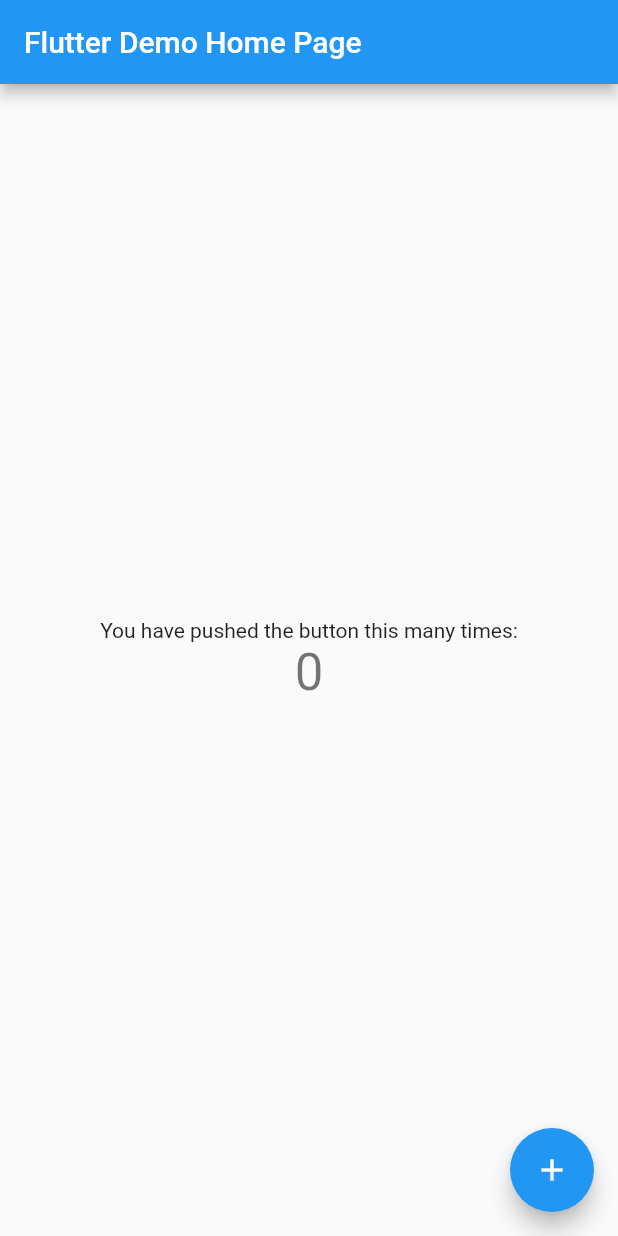
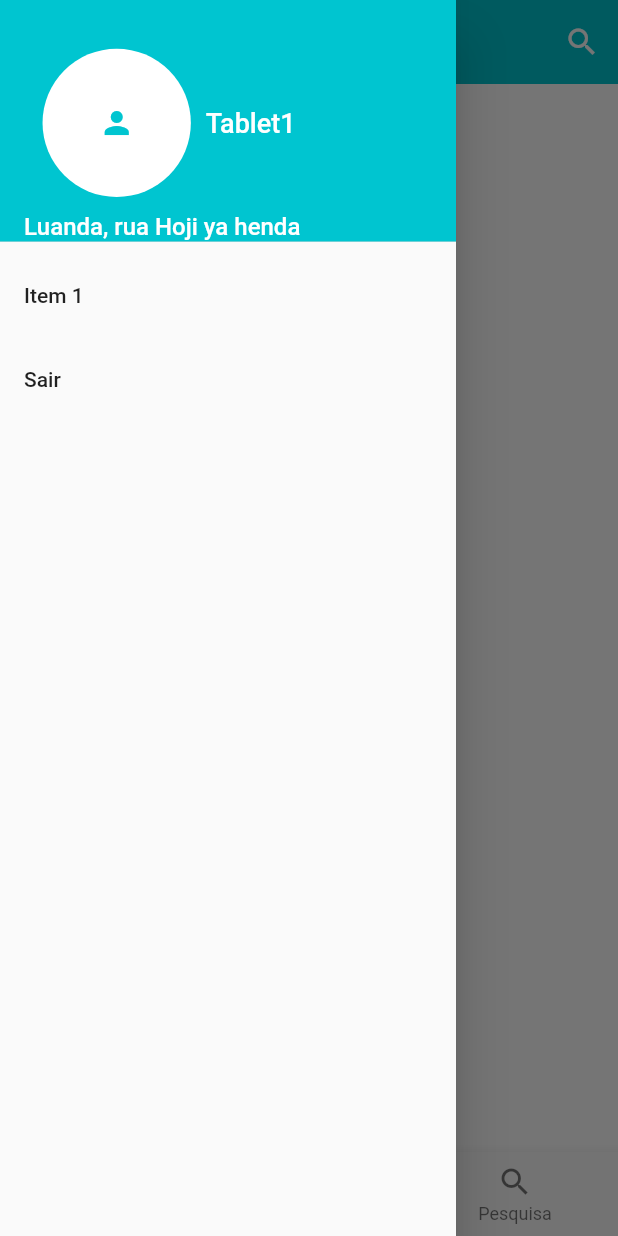
Before and after one commit to BetoHack64/inventario, a Flutter app: the screen it shows after launch, with the side drawer open (before the commit the screen has no drawer), on a phone screen of 412 x 824 dp. Run offline on Flutter 3.47's test engine with Material 2 defaults, Android fonts, the phone set to English and light mode, and no system bars; our stand-ins replace get; Roboto replaces fonts that are missing (Bradon).

Commit message:
tela home

```diff
--- /dev/null
+++ b/inventory/lib/controller.dart
@@ -0,0 +1,10 @@
+import 'package:flutter/material.dart';
+import 'package:get/get.dart';
+
+class Controller extends GetxController {
+
+  late TabController tabController;
+
+  RxInt currentBottomIndex = 0.obs;
+
+}
--- /dev/null
+++ b/inventory/lib/home/homeDrawerScreen.dart
@@ -0,0 +1,102 @@
+import 'package:flutter/material.dart';
+import 'package:get/get.dart';
+import 'package:inventory/home/homeScreen.dart';
+
+class HomeDrawer extends StatelessWidget {
+  const HomeDrawer({Key? key, required this.title}) : super(key: key);
+
+  final String title;
+
+  @override
+  Widget build(BuildContext context) {
+    return Scaffold(
+      appBar:  AppBar(
+        backgroundColor: const Color(0xff00c5d0),
+        actions: [
+          IconButton(
+              onPressed: () {
+              },
+              icon: Icon(
+                Icons.search,
+                color: Colors.white,
+              ))
+        ],
+        elevation: 0,
+        title: Row(
+          crossAxisAlignment: CrossAxisAlignment.start,
+          children: [
+            Text( title,style: TextStyle(fontFamily:"Bradon"),),
+          ],
+        ),
+      ),
+      body: Home(),
+      drawer: Drawer(
+        // Add a ListView to the drawer. This ensures the user can scroll
+        // through the options in the drawer if there isn't enough vertical
+        // space to fit everything.
+        child: ListView(
+          // Important: Remove any padding from the ListView.
+          padding: EdgeInsets.zero,
+          children: [
+             DrawerHeader(
+              decoration: BoxDecoration(
+                color: const Color(0xff00c5d0),
+              ),
+              child: Column(
+                crossAxisAlignment: CrossAxisAlignment.start,
+                children: <Widget>[
+                  Padding(
+                    padding:
+                    EdgeInsets.only(top: Get.height * .02, left: Get.width * .03),
+                    child: Row(
+                      crossAxisAlignment: CrossAxisAlignment.center,
+                      children: [
+                        Column(
+                          children: [
+                            CircleAvatar(
+                              child: Icon(
+                                Icons.person,
+                                color: const Color(0xff00c5d0),
+                              ),
+                              backgroundColor: Colors.white,
+                              radius: Get.height * 0.06,
+                            ),
+                          ],
+                        ),
+                        SizedBox(width: 10,),
+                        Text("Tablet1",style: TextStyle(fontFamily:"Bradon",color: Colors.white,fontSize: 18))
+
+                      ],
+                    ),
+                  ),
+                  SizedBox(height: 10,),
+                  Column( crossAxisAlignment: CrossAxisAlignment.start,
+                    children: [
+                      Text("Luanda, rua Hoji ya henda",style: TextStyle(fontFamily:"Bradon",color: Colors.white,fontSize: 16)),
+                      ],)
+                ],)
+            ),
+            ListTile(
+              title: const Text('Item 1'),
+              onTap: () {
+                // Update the state of the app
+                // ...
+                // Then close the drawer
+                Navigator.pop(context);
+              },
+            ),
+            ListTile(
+              title: const Text('Sair'),
+              onTap: () {
+                // Update the state of the app
+                // ...
+                // Then close the drawer
+                Navigator.pop(context);
+              },
+            ),
+          ],
+        ),
+      ),
+    );
+  }
+}
--- /dev/null
+++ b/inventory/lib/home/homeScreen.dart
@@ -0,0 +1,74 @@
+import 'package:flutter/cupertino.dart';
+import 'package:flutter/material.dart';
+import 'package:inventory/main.dart';
+
+class Home extends StatefulWidget {
+  const Home({Key? key}) : super(key: key);
+
+  @override
+  _HomeState createState() => _HomeState();
+}
+
+  class _HomeState extends State<Home> with SingleTickerProviderStateMixin {
+
+  @override
+  void initState() {
+  controller.tabController = TabController(length: 3, vsync: this);
+  super.initState();
+  }
+
+  @override
+  Widget build(BuildContext context) {
+    return SafeArea(child: GestureDetector( child: Scaffold(
+      backgroundColor: Colors.white,
+      body: TabBarView(physics: NeverScrollableScrollPhysics(),
+          controller: controller.tabController, children: [
+            Column(
+              mainAxisAlignment: MainAxisAlignment.center,
+              crossAxisAlignment: CrossAxisAlignment.center,
+              children: [
+                Text("A carregar Inventarios",style: TextStyle(fontFamily:"Bradon"),),
+              ],
+            ),
+            Column(
+              mainAxisAlignment: MainAxisAlignment.center,
+              crossAxisAlignment: CrossAxisAlignment.center,
+              children: [
+                Text("A carregar Items",style: TextStyle(fontFamily:"Bradon"),),
+              ],
+            ),
+            Column(
+              mainAxisAlignment: MainAxisAlignment.center,
+              crossAxisAlignment: CrossAxisAlignment.center,
+              children: [
+                Text("A carregar Pesquisa",style: TextStyle(fontFamily:"Bradon"),),
+              ],
+            )
+          ]),
+        bottomNavigationBar: BottomNavigationBar(
+          onTap: (index){
+            setState(() {
+              controller.currentBottomIndex.value = index;
+              controller.tabController.animateTo(index);
+            });
+
+          },
+          currentIndex: controller.currentBottomIndex.value,
+            items: [
+              BottomNavigationBarItem(
+                  icon: Icon(
+                    Icons.paste_rounded,
+                  ),
+                  label: "Inventarios"),
+              BottomNavigationBarItem(
+                  icon: Icon(Icons.view_list), label: "Items"),
+              BottomNavigationBarItem(
+                  icon:  Icon(Icons.search),
+                  label: "Pesquisa")
+            ],
+          ),
+        )
+    ),);
+  }
+
+}
--- a/inventory/lib/main.dart
+++ b/inventory/lib/main.dart
@@ -1,5 +1,10 @@
 import 'package:flutter/material.dart';
+import 'package:get/get.dart';
+import 'package:inventory/controller.dart';
+import 'package:inventory/home/homeDrawerScreen.dart';
+import 'package:inventory/themes/themes.dart';
 
+Controller controller = Get.put(Controller());
 void main() {
   runApp(const MyApp());
 }
@@ -11,105 +16,10 @@ class MyApp extends StatelessWidget {
   @override
   Widget build(BuildContext context) {
     return MaterialApp(
-      title: 'Flutter Demo',
-      theme: ThemeData(
-        // This is the theme of your application.
-        //
-        // Try running your application with "flutter run". You'll see the
-        // application has a blue toolbar. Then, without quitting the app, try
-        // changing the primarySwatch below to Colors.green and then invoke
-        // "hot reload" (press "r" in the console where you ran "flutter run",
-        // or simply save your changes to "hot reload" in a Flutter IDE).
-        // Notice that the counter didn't reset back to zero; the application
-        // is not restarted.
-        primarySwatch: Colors.blue,
-      ),
-      home: const MyHomePage(title: 'Flutter Demo Home Page'),
+      debugShowCheckedModeBanner: false,
+      title: 'Inventario',
+      theme: CustomThemes().mainTheme,
+        home: HomeDrawer(title: "Inventarios"),
     );
   }
 }
-
-class MyHomePage extends StatefulWidget {
-  const MyHomePage({Key? key, required this.title}) : super(key: key);
-
-  // This widget is the home page of your application. It is stateful, meaning
-  // that it has a State object (defined below) that contains fields that affect
-  // how it looks.
-
-  // This class is the configuration for the state. It holds the values (in this
-  // case the title) provided by the parent (in this case the App widget) and
-  // used by the build method of the State. Fields in a Widget subclass are
-  // always marked "final".
-
-  final String title;
-
-  @override
-  State<MyHomePage> createState() => _MyHomePageState();
-}
-
-class _MyHomePageState extends State<MyHomePage> {
-  int _counter = 0;
-
-  void _incrementCounter() {
-    setState(() {
-      // This call to setState tells the Flutter framework that something has
-      // changed in this State, which causes it to rerun the build method below
-      // so that the display can reflect the updated values. If we changed
-      // _counter without calling setState(), then the build method would not be
-      // called again, and so nothing would appear to happen.
-      _counter++;
-    });
-  }
-
-  @override
-  Widget build(BuildContext context) {
-    // This method is rerun every time setState is called, for instance as done
-    // by the _incrementCounter method above.
-    //
-    // The Flutter framework has been optimized to make rerunning build methods
-    // fast, so that you can just rebuild anything that needs updating rather
-    // than having to individually change instances of widgets.
-    return Scaffold(
-      appBar: AppBar(
-        // Here we take the value from the MyHomePage object that was created by
-        // the App.build method, and use it to set our appbar title.
-        title: Text(widget.title),
-      ),
-      body: Center(
-        // Center is a layout widget. It takes a single child and positions it
-        // in the middle of the parent.
-        child: Column(
-          // Column is also a layout widget. It takes a list of children and
-          // arranges them vertically. By default, it sizes itself to fit its
-          // children horizontally, and tries to be as tall as its parent.
-          //
-          // Invoke "debug painting" (press "p" in the console, choose the
-          // "Toggle Debug Paint" action from the Flutter Inspector in Android
-          // Studio, or the "Toggle Debug Paint" command in Visual Studio Code)
-          // to see the wireframe for each widget.
-          //
-          // Column has various properties to control how it sizes itself and
-          // how it positions its children. Here we use mainAxisAlignment to
-          // center the children vertically; the main axis here is the vertical
-          // axis because Columns are vertical (the cross axis would be
-          // horizontal).
-          mainAxisAlignment: MainAxisAlignment.center,
-          children: <Widget>[
-            const Text(
-              'You have pushed the button this many times:',
-            ),
-            Text(
-              '$_counter',
-              style: Theme.of(context).textTheme.headline4,
-            ),
-          ],
-        ),
-      ),
-      floatingActionButton: FloatingActionButton(
-        onPressed: _incrementCounter,
-        tooltip: 'Increment',
-        child: const Icon(Icons.add),
-      ), // This trailing comma makes auto-formatting nicer for build methods.
-    );
-  }
-}
--- /dev/null
+++ b/inventory/lib/themes/themes.dart
@@ -0,0 +1,15 @@
+import 'package:flutter/material.dart';
+
+
+class CustomThemes{
+  ThemeData get mainTheme=>ThemeData(
+      primaryColor: const Color(0xff00c5d0),
+      bottomNavigationBarTheme: BottomNavigationBarThemeData(
+          selectedLabelStyle: TextStyle(
+            fontFamily: "Bradon",
+          ),
+          unselectedLabelStyle: TextStyle(
+            fontFamily: "Bradon",
+          )));
+
+}
--- a/inventory/pubspec.yaml
+++ b/inventory/pubspec.yaml
@@ -34,6 +34,7 @@ dependencies:
   # The following adds the Cupertino Icons font to your application.
   # Use with the CupertinoIcons class for iOS style icons.
   cupertino_icons: ^1.0.2
+  get: ^4.0.0
 
 dev_dependencies:
   flutter_test:
```
Also changed, not shown: inventory/pubspec.lock, 1 other file.
